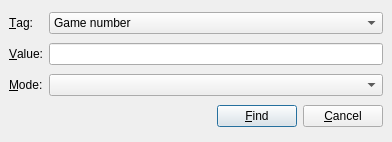
The window that src/gui/quicksearch.ui (madnight/chessx) describes before a commit, drawn with Qt 5.
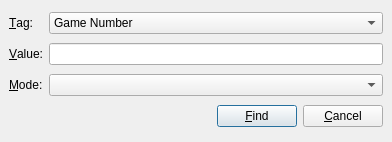
The same window after the commit.

Commit message: Closed #1984912 - Names in GameList vs QuickTagSearch

```diff
--- a/src/gui/quicksearch.ui
+++ b/src/gui/quicksearch.ui
@@ -26,7 +26,7 @@
     <widget class="QComboBox" name="tagCombo" >
      <item>
       <property name="text" >
-       <string>Game number</string>
+       <string>Game Number</string>
       </property>
      </item>
      <item>
```
Left out of the diff: 2 changed lines with no effect on the pictures.
